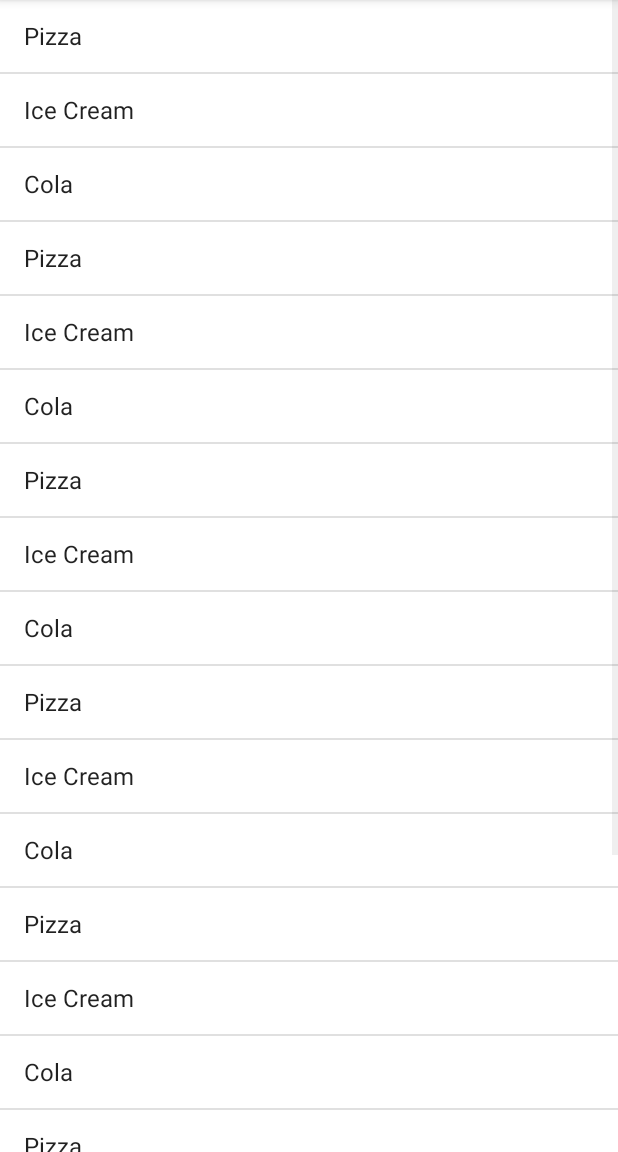
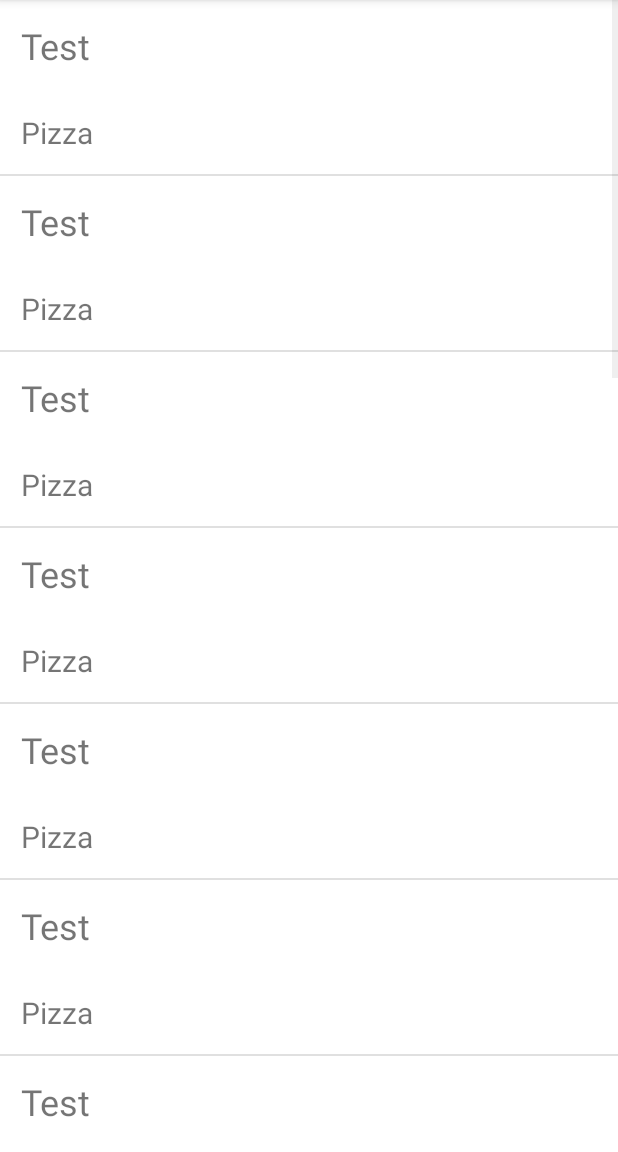
Before and after one commit to dan22000/onenote2020, an Android app: the ListActivity screen opened directly, with no data from a screen before it, on a phone screen of 412 x 824 dp, the part 84-1236 px from its top. Run offline under Robolectric (Android 15) with nearby library versions, the phone set to English and light mode, and no system bars.

Commit message:
Added Note.kt.

```diff
--- a/app/src/main/java/com/wohlmuth/onenote/ListActivity.kt
+++ b/app/src/main/java/com/wohlmuth/onenote/ListActivity.kt
@@ -5,7 +5,6 @@ import android.os.Bundle
 import android.view.Menu
 import android.view.MenuItem
 import android.view.View
-import android.widget.ArrayAdapter
 import androidx.appcompat.app.AppCompatActivity
 import kotlinx.android.synthetic.main.activity_list.*
 
@@ -17,32 +16,8 @@ class ListActivity : AppCompatActivity(), View.OnClickListener {
         super.onCreate(savedInstanceState)
         setContentView(R.layout.activity_list)
 
-        val values = arrayOf(
-            "Pizza",
-            "Ice Cream",
-            "Cola",
-            "Pizza",
-            "Ice Cream",
-            "Cola",
-            "Pizza",
-            "Ice Cream",
-            "Cola",
-            "Pizza",
-            "Ice Cream",
-            "Cola",
-            "Pizza",
-            "Ice Cream",
-            "Cola",
-            "Pizza",
-            "Ice Cream",
-            "Cola",
-            "Pizza",
-            "Ice Cream",
-            "Cola"
-        )
-
-        val myAdapter = ArrayAdapter(this, android.R.layout.simple_list_item_1, values)
-        lvNotes.adapter = myAdapter
+        val noteAdapter = NoteAdapter(this)
+        lvNotes.adapter = noteAdapter
     }
 
     override fun onResume() {
--- /dev/null
+++ b/app/src/main/java/com/wohlmuth/onenote/Note.kt
@@ -0,0 +1,3 @@
+package com.wohlmuth.onenote
+
+data class Note(val id: Long, val timestamp: Long, var title: String, var message: String)
--- a/app/src/main/java/com/wohlmuth/onenote/NoteAdapter.kt
+++ b/app/src/main/java/com/wohlmuth/onenote/NoteAdapter.kt
@@ -1,24 +1,38 @@
 package com.wohlmuth.onenote
 
+import android.content.Context
+import android.view.LayoutInflater
 import android.view.View
 import android.view.ViewGroup
 import android.widget.BaseAdapter
+import android.widget.TextView
 
-class NoteAdapter(): BaseAdapter() {
-    override fun getView(p0: Int, p1: View?, p2: ViewGroup?): View {
-        TODO("Not yet implemented")
+class NoteAdapter(context: Context): BaseAdapter() {
+
+    private val inflater: LayoutInflater = context.getSystemService(Context.LAYOUT_INFLATER_SERVICE) as LayoutInflater
+
+    override fun getView(position: Int, convertView: View?, parent: ViewGroup?): View {
+        val view = inflater.inflate(R.layout.list_item, parent, false)
+        val title = view.findViewById(R.id.tvTitle) as TextView
+        val message = view.findViewById(R.id.tvMessage) as TextView
+        val note: Note = getItem(position) as Note
+
+        title.text = note.title
+        message.text = note.message
+
+        return view
     }
 
     override fun getItem(p0: Int): Any {
-        TODO("Not yet implemented")
+        return Note(0, 0, "Test", "Pizza")
     }
 
     override fun getItemId(p0: Int): Long {
-        TODO("Not yet implemented")
+        return 0
     }
 
     override fun getCount(): Int {
-        TODO("Not yet implemented")
+        return 20
     }
 
 }
```
